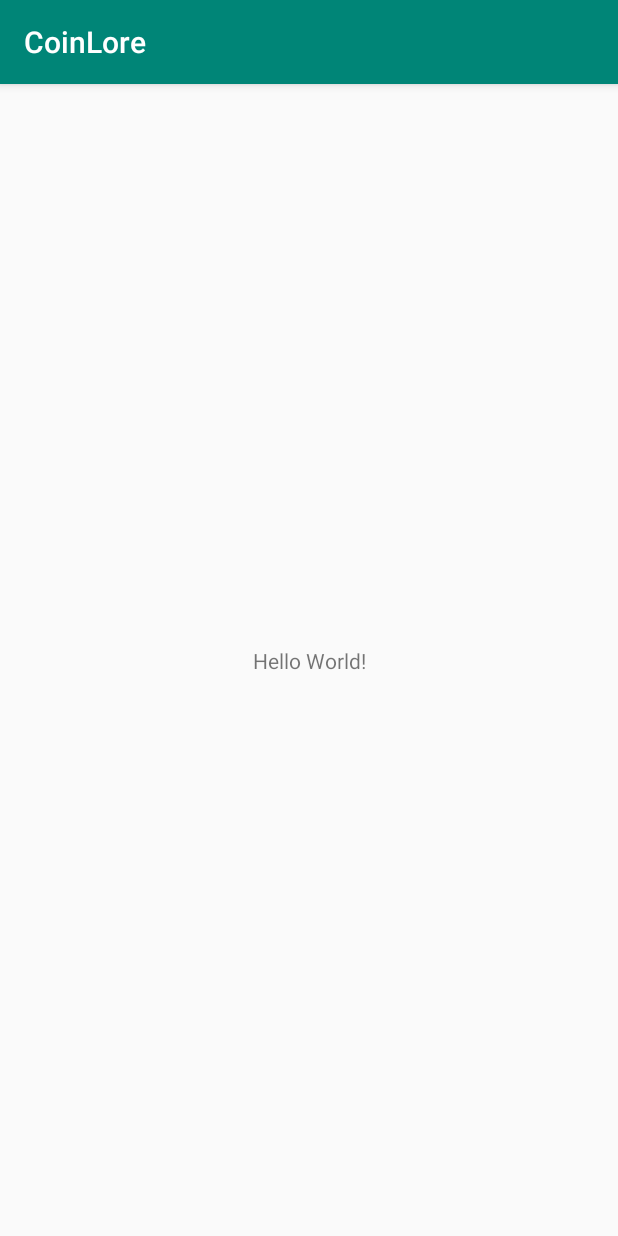
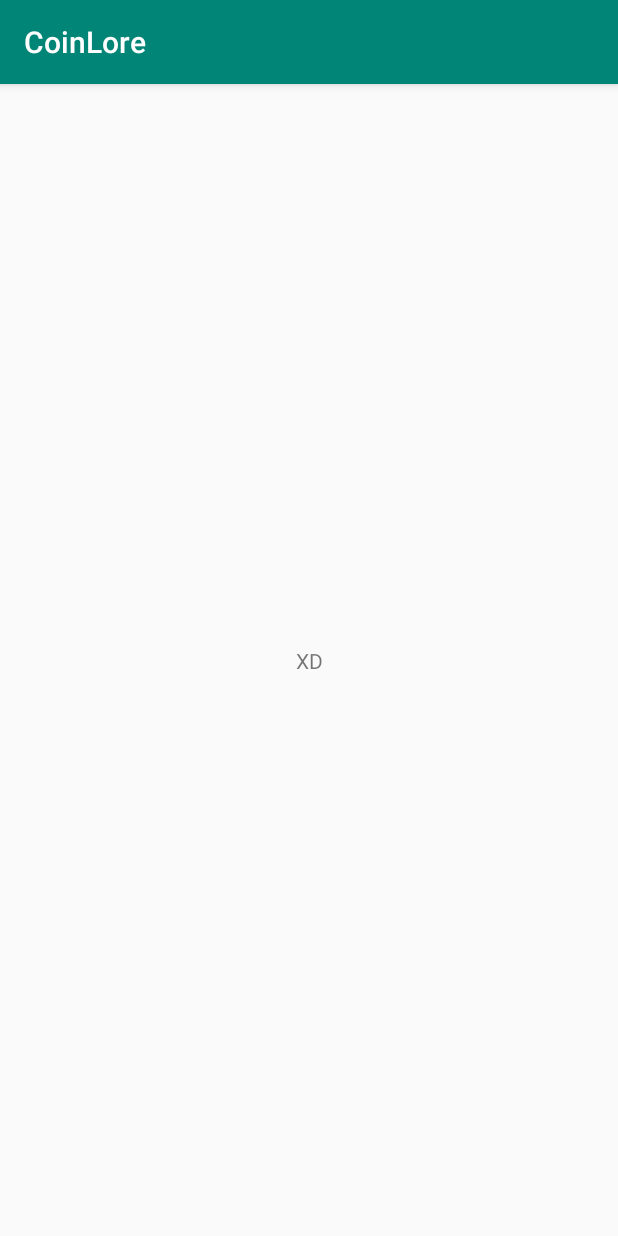
Before and after one commit to solidogen/CoinLore, an Android app: the screen it shows after launch (MainActivity), on a phone screen of 412 x 824 dp. Run offline under Robolectric (Android 15) with nearby library versions, the phone set to English and light mode, and no system bars; our stand-ins replace Timber.

Commit message:
Architecture setup

```diff
--- a/app/src/main/java/com/spyrdonapps/coinlore/MainActivity.kt
+++ /dev/null
@@ -1,5 +0,0 @@
-package com.spyrdonapps.coinlore
-
-import androidx.appcompat.app.AppCompatActivity
-
-class MainActivity : AppCompatActivity(R.layout.activity_main)
--- /dev/null
+++ b/app/src/main/java/com/spyrdonapps/coinlore/data/CurrencyApi.kt
@@ -0,0 +1,9 @@
+package com.spyrdonapps.coinlore.data
+
+class CurrencyApi {
+
+    fun xD(): String {
+        return "XD"
+    }
+}
+// todo retrofit INTERFACE
--- /dev/null
+++ b/app/src/main/java/com/spyrdonapps/coinlore/data/CurrencyRepository.kt
@@ -0,0 +1,6 @@
+package com.spyrdonapps.coinlore.data
+
+class CurrencyRepository(private val currencyApi: CurrencyApi) {
+
+    fun xD() = currencyApi.xD()
+}
--- /dev/null
+++ b/app/src/main/java/com/spyrdonapps/coinlore/domain/GetCurrenciesUseCase.kt
@@ -0,0 +1,8 @@
+package com.spyrdonapps.coinlore.domain
+
+import com.spyrdonapps.coinlore.data.CurrencyRepository
+
+class GetCurrenciesUseCase(private val currencyRepository: CurrencyRepository) {
+
+    fun xD() = currencyRepository.xD()
+}
--- /dev/null
+++ b/app/src/main/java/com/spyrdonapps/coinlore/ui/CoinLoreApp.kt
@@ -0,0 +1,39 @@
+package com.spyrdonapps.coinlore.ui
+
+import android.app.Application
+import com.spyrdonapps.coinlore.BuildConfig
+import com.spyrdonapps.coinlore.ui.main.mainModule
+import org.koin.android.ext.koin.androidContext
+import org.koin.android.ext.koin.androidLogger
+import org.koin.core.KoinApplication
+import org.koin.core.context.startKoin
+import timber.log.Timber
+
+class CoinLoreApp : Application() {
+
+    override fun onCreate() {
+        super.onCreate()
+        initKoin()
+        initTimber()
+    }
+
+    private fun initKoin() {
+        startKoin {
+            androidContext(this@CoinLoreApp)
+            androidLogger()
+            loadModules()
+        }
+    }
+
+    private fun KoinApplication.loadModules() {
+        modules(
+            listOf(mainModule)
+        )
+    }
+
+    private fun initTimber() {
+        if (BuildConfig.DEBUG) {
+            Timber.plant(Timber.DebugTree())
+        }
+    }
+}
--- /dev/null
+++ b/app/src/main/java/com/spyrdonapps/coinlore/ui/main/MainActivity.kt
@@ -0,0 +1,20 @@
+package com.spyrdonapps.coinlore.ui.main
+
+import android.os.Bundle
+import android.os.PersistableBundle
+import androidx.appcompat.app.AppCompatActivity
+import com.spyrdonapps.coinlore.R
+import kotlinx.android.synthetic.main.activity_main.*
+import org.koin.androidx.viewmodel.ext.android.viewModel
+import timber.log.Timber
+
+class MainActivity : AppCompatActivity(R.layout.activity_main) {
+
+    private val viewModel: MainViewModel by viewModel()
+
+    override fun onCreate(savedInstanceState: Bundle?) {
+        super.onCreate(savedInstanceState)
+
+        textView.text = viewModel.getCurrencies()
+    }
+}
--- /dev/null
+++ b/app/src/main/java/com/spyrdonapps/coinlore/ui/main/MainInjection.kt
@@ -0,0 +1,14 @@
+package com.spyrdonapps.coinlore.ui.main
+
+import com.spyrdonapps.coinlore.data.CurrencyApi
+import com.spyrdonapps.coinlore.data.CurrencyRepository
+import com.spyrdonapps.coinlore.domain.GetCurrenciesUseCase
+import org.koin.androidx.viewmodel.dsl.viewModel
+import org.koin.dsl.module
+
+val mainModule = module {
+    factory { CurrencyApi() }
+    factory { CurrencyRepository(get()) }
+    factory { GetCurrenciesUseCase(get()) }
+    viewModel { MainViewModel(get()) }
+}
--- /dev/null
+++ b/app/src/main/java/com/spyrdonapps/coinlore/ui/main/MainViewModel.kt
@@ -0,0 +1,9 @@
+package com.spyrdonapps.coinlore.ui.main
+
+import androidx.lifecycle.ViewModel
+import com.spyrdonapps.coinlore.domain.GetCurrenciesUseCase
+
+class MainViewModel(private val getCurrenciesUseCase: GetCurrenciesUseCase): ViewModel() {
+
+    fun getCurrencies() = getCurrenciesUseCase.xD()
+}
--- a/app/src/main/res/layout/activity_main.xml
+++ b/app/src/main/res/layout/activity_main.xml
@@ -5,12 +5,13 @@
     xmlns:tools="http://schemas.android.com/tools"
     android:layout_width="match_parent"
     android:layout_height="match_parent"
-    tools:context=".MainActivity">
+    tools:context=".ui.main.MainActivity">
 
     <TextView
+        android:id="@+id/textView"
         android:layout_width="wrap_content"
         android:layout_height="wrap_content"
-        android:text="Hello World!"
+        android:text="co jest kurwa!"
         app:layout_constraintBottom_toBottomOf="parent"
         app:layout_constraintLeft_toLeftOf="parent"
         app:layout_constraintRight_toRightOf="parent"
```
Also changed, not shown: app/build.gradle (+27 -2 lines), app/src/main/AndroidManifest.xml (+7 -4 lines).
